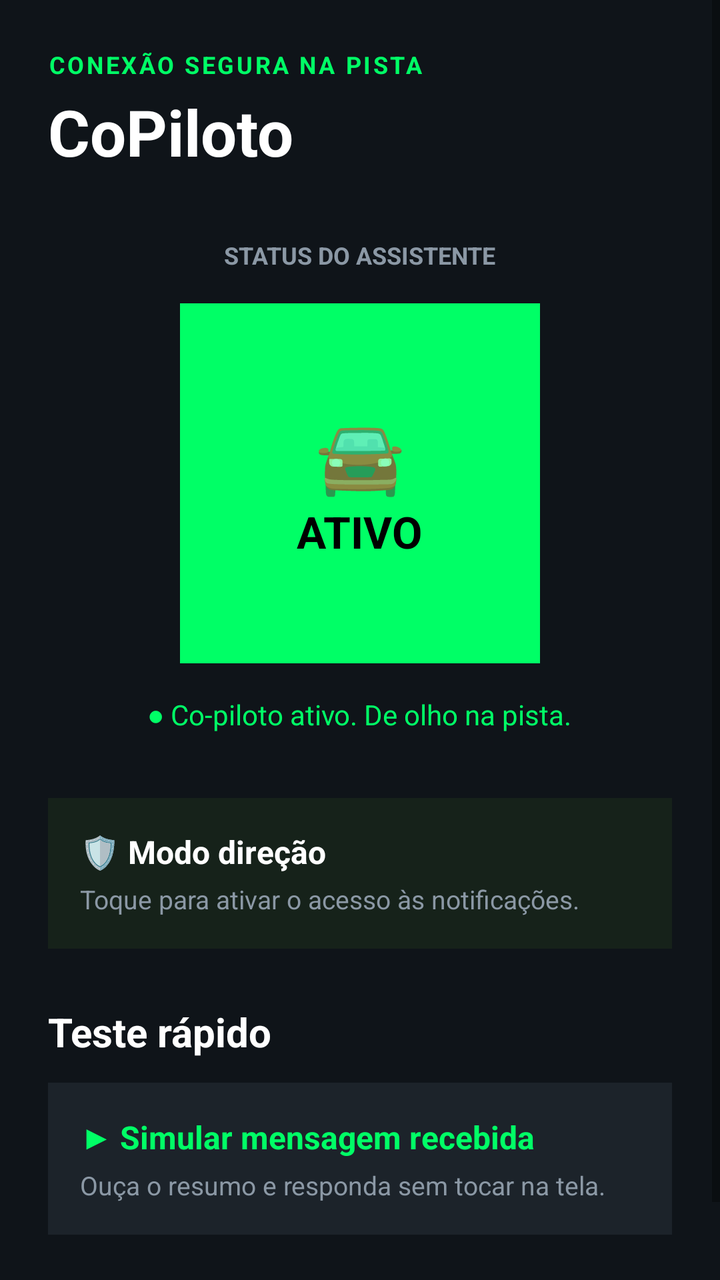
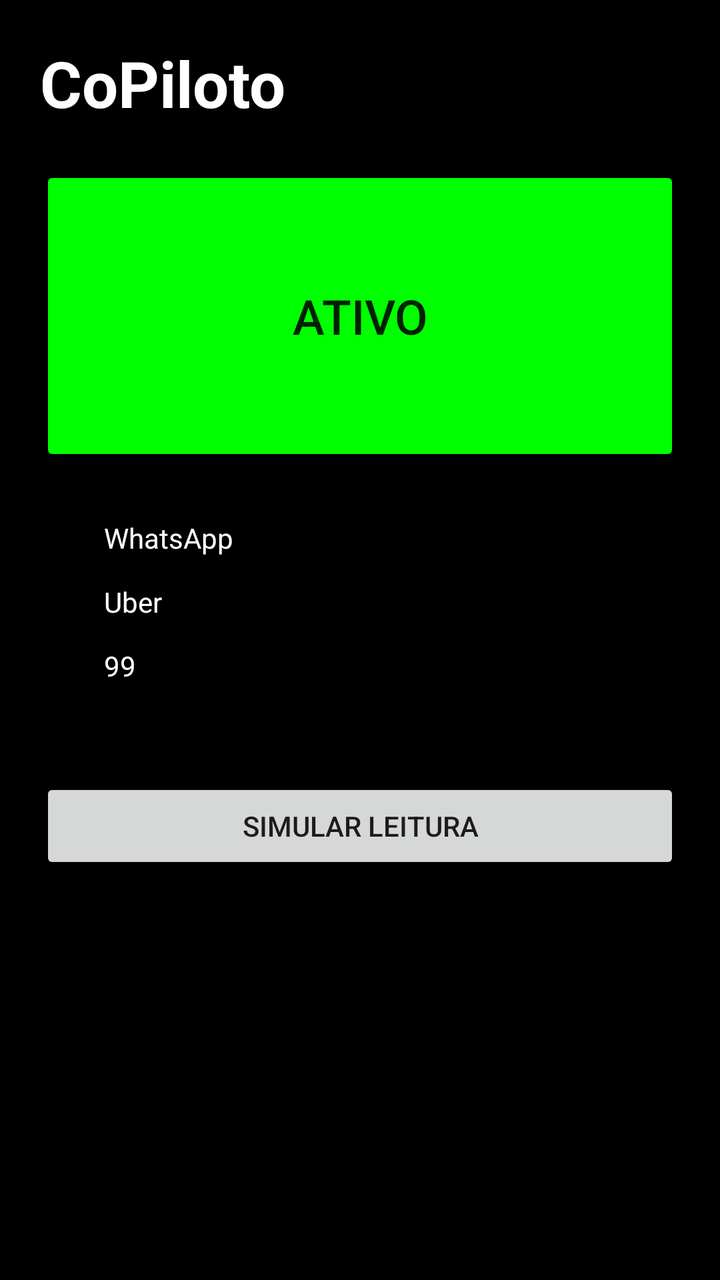

Compare the two renders of this Android layout. The source of the first and the diff that turns it into the second are given below.
<!-- AndroidManifest.xml: application theme Theme.AppCompat.Light.NoActionBar -->
<!-- res/layout/activity_main.xml -->
<?xml version="1.0" encoding="utf-8"?>
<ScrollView xmlns:android="http://schemas.android.com/apk/res/android"
    android:layout_width="match_parent"
    android:layout_height="match_parent"
    android:background="#0F1419"
    android:fillViewport="true">

    <LinearLayout
        android:layout_width="match_parent"
        android:layout_height="wrap_content"
        android:orientation="vertical"
        android:padding="24dp">

        <TextView
            android:layout_width="wrap_content"
            android:layout_height="wrap_content"
            android:text="CONEXÃO SEGURA NA PISTA"
            android:textColor="#00FF66"
            android:textSize="12sp"
            android:textStyle="bold"
            android:letterSpacing="0.1" />

        <TextView
            android:layout_width="wrap_content"
            android:layout_height="wrap_content"
            android:text="CoPiloto"
            android:textColor="#FFFFFF"
            android:textSize="32sp"
            android:textStyle="bold"
            android:layout_marginTop="4dp" />

        <TextView
            android:layout_width="wrap_content"
            android:layout_height="wrap_content"
            android:text="STATUS DO ASSISTENTE"
            android:textColor="#8B98A5"
            android:textSize="12sp"
            android:textStyle="bold"
            android:layout_gravity="center_horizontal"
            android:layout_marginTop="32dp" />

        
        <LinearLayout
            android:layout_width="180dp"
            android:layout_height="180dp"
            android:layout_gravity="center_horizontal"
            android:layout_marginTop="16dp"
            android:background="#00FF66"
            android:gravity="center"
            android:orientation="vertical">

            <TextView
                android:layout_width="wrap_content"
                android:layout_height="wrap_content"
                android:text="🚘"
                android:textSize="36sp" />

            <TextView
                android:layout_width="wrap_content"
                android:layout_height="wrap_content"
                android:text="ATIVO"
                android:textColor="#000000"
                android:textSize="22sp"
                android:textStyle="bold" />
        </LinearLayout>

        <TextView
            android:layout_width="wrap_content"
            android:layout_height="wrap_content"
            android:text="● Co-piloto ativo. De olho na pista."
            android:textColor="#00FF66"
            android:textSize="14sp"
            android:layout_gravity="center_horizontal"
            android:layout_marginTop="16dp" />

        
        <LinearLayout
            android:id="@+id/cardDirectionMode"
            android:layout_width="match_parent"
            android:layout_height="wrap_content"
            android:layout_marginTop="32dp"
            android:background="#16221A"
            android:padding="16dp"
            android:orientation="vertical">

            <TextView
                android:layout_width="wrap_content"
                android:layout_height="wrap_content"
                android:text="🛡️ Modo direção"
                android:textColor="#FFFFFF"
                android:textSize="16sp"
                android:textStyle="bold" />

            <TextView
                android:layout_width="wrap_content"
                android:layout_height="wrap_content"
                android:text="Toque para ativar o acesso às notificações."
                android:textColor="#8B98A5"
                android:textSize="13sp"
                android:layout_marginTop="4dp" />
        </LinearLayout>

        <TextView
            android:layout_width="wrap_content"
            android:layout_height="wrap_content"
            android:text="Teste rápido"
            android:textColor="#FFFFFF"
            android:textSize="20sp"
            android:textStyle="bold"
            android:layout_marginTop="28dp" />

        
        <LinearLayout
            android:id="@+id/btnSimulate"
            android:layout_width="match_parent"
            android:layout_height="wrap_content"
            android:layout_marginTop="12dp"
            android:background="#1C232A"
            android:padding="16dp"
            android:orientation="vertical">

            <TextView
                android:layout_width="wrap_content"
                android:layout_height="wrap_content"
                android:text="▶ Simular mensagem recebida"
                android:textColor="#00FF66"
                android:textSize="16sp"
                android:textStyle="bold" />

            <TextView
                android:layout_width="wrap_content"
                android:layout_height="wrap_content"
                android:text="Ouça o resumo e responda sem tocar na tela."
                android:textColor="#8B98A5"
                android:textSize="13sp"
                android:layout_marginTop="4dp" />
        </LinearLayout>

        <TextView
            android:layout_width="wrap_content"
            android:layout_height="wrap_content"
            android:text="🔊 O áudio é reproduzido em volume confortável"
            android:textColor="#8B98A5"
            android:textSize="12sp"
            android:layout_gravity="center_horizontal"
            android:layout_marginTop="24dp" />

    </LinearLayout>
</ScrollView>
<!-- resources referenced by this layout -->
<resources>

</resources>

<!-- the commit's change to res/layout/activity_main.xml (unified diff, before → after) -->
@@ -1,149 +1,37 @@
 <?xml version="1.0" encoding="utf-8"?>
-<ScrollView xmlns:android="http://schemas.android.com/apk/res/android"
+<LinearLayout xmlns:android="http://schemas.android.com/apk/res/android"
     android:layout_width="match_parent"
     android:layout_height="match_parent"
-    android:background="#0F1419"
-    android:fillViewport="true">
+    android:background="#000000"
+    android:orientation="vertical"
+    android:padding="20dp">
 
-    <LinearLayout
+    <TextView
+        android:layout_width="wrap_content"
+        android:layout_height="wrap_content"
+        android:text="CoPiloto"
+        android:textColor="#FFFFFF"
+        android:textSize="32sp"
+        android:textStyle="bold" />
+
+    <Button
+        android:id="@+id/btnStatus"
+        android:layout_width="match_parent"
+        android:layout_height="150dp"
+        android:layout_marginTop="20dp"
+        android:text="ATIVO"
+        android:textSize="24sp"
+        android:backgroundTint="#00FF00" />
+
+    <CheckBox android:id="@+id/cbWhatsapp" android:layout_width="wrap_content" android:layout_height="wrap_content" android:text="WhatsApp" android:textColor="#FFFFFF" android:layout_marginTop="20dp"/>
+    <CheckBox android:id="@+id/cbUber" android:layout_width="wrap_content" android:layout_height="wrap_content" android:text="Uber" android:textColor="#FFFFFF" />
+    <CheckBox android:id="@+id/cb99" android:layout_width="wrap_content" android:layout_height="wrap_content" android:text="99" android:textColor="#FFFFFF" />
+
+    <Button
+        android:id="@+id/btnSimular"
         android:layout_width="match_parent"
         android:layout_height="wrap_content"
-        android:orientation="vertical"
-        android:padding="24dp">
+        android:layout_marginTop="40dp"
+        android:text="Simular Leitura" />
 
-        <TextView
-            android:layout_width="wrap_content"
-            android:layout_height="wrap_content"
-            android:text="CONEXÃO SEGURA NA PISTA"
-            android:textColor="#00FF66"
-            android:textSize="12sp"
-            android:textStyle="bold"
-            android:letterSpacing="0.1" />
-
-        <TextView
-            android:layout_width="wrap_content"
-            android:layout_height="wrap_content"
-            android:text="CoPiloto"
-            android:textColor="#FFFFFF"
-            android:textSize="32sp"
-            android:textStyle="bold"
-            android:layout_marginTop="4dp" />
-
-        <TextView
-            android:layout_width="wrap_content"
-            android:layout_height="wrap_content"
-            android:text="STATUS DO ASSISTENTE"
-            android:textColor="#8B98A5"
-            android:textSize="12sp"
-            android:textStyle="bold"
-            android:layout_gravity="center_horizontal"
-            android:layout_marginTop="32dp" />
-
-        
-        <LinearLayout
-            android:layout_width="180dp"
-            android:layout_height="180dp"
-            android:layout_gravity="center_horizontal"
-            android:layout_marginTop="16dp"
-            android:background="#00FF66"
-            android:gravity="center"
-            android:orientation="vertical">
-
-            <TextView
-                android:layout_width="wrap_content"
-                android:layout_height="wrap_content"
-                android:text="🚘"
-                android:textSize="36sp" />
-
-            <TextView
-                android:layout_width="wrap_content"
-                android:layout_height="wrap_content"
-                android:text="ATIVO"
-                android:textColor="#000000"
-                android:textSize="22sp"
-                android:textStyle="bold" />
-        </LinearLayout>
-
-        <TextView
-            android:layout_width="wrap_content"
-            android:layout_height="wrap_content"
-            android:text="● Co-piloto ativo. De olho na pista."
-            android:textColor="#00FF66"
-            android:textSize="14sp"
-            android:layout_gravity="center_horizontal"
-            android:layout_marginTop="16dp" />
-
-        
-        <LinearLayout
-            android:id="@+id/cardDirectionMode"
-            android:layout_width="match_parent"
-            android:layout_height="wrap_content"
-            android:layout_marginTop="32dp"
-            android:background="#16221A"
-            android:padding="16dp"
-            android:orientation="vertical">
-
-            <TextView
-                android:layout_width="wrap_content"
-                android:layout_height="wrap_content"
-                android:text="🛡️ Modo direção"
-                android:textColor="#FFFFFF"
-                android:textSize="16sp"
-                android:textStyle="bold" />
-
-            <TextView
-                android:layout_width="wrap_content"
-                android:layout_height="wrap_content"
-                android:text="Toque para ativar o acesso às notificações."
-                android:textColor="#8B98A5"
-                android:textSize="13sp"
-                android:layout_marginTop="4dp" />
-        </LinearLayout>
-
-        <TextView
-            android:layout_width="wrap_content"
-            android:layout_height="wrap_content"
-            android:text="Teste rápido"
-            android:textColor="#FFFFFF"
-            android:textSize="20sp"
-            android:textStyle="bold"
-            android:layout_marginTop="28dp" />
-
-        
-        <LinearLayout
-            android:id="@+id/btnSimulate"
-            android:layout_width="match_parent"
-            android:layout_height="wrap_content"
-            android:layout_marginTop="12dp"
-            android:background="#1C232A"
-            android:padding="16dp"
-            android:orientation="vertical">
-
-            <TextView
-                android:layout_width="wrap_content"
-                android:layout_height="wrap_content"
-                android:text="▶ Simular mensagem recebida"
-                android:textColor="#00FF66"
-                android:textSize="16sp"
-                android:textStyle="bold" />
-
-            <TextView
-                android:layout_width="wrap_content"
-                android:layout_height="wrap_content"
-                android:text="Ouça o resumo e responda sem tocar na tela."
-                android:textColor="#8B98A5"
-                android:textSize="13sp"
-                android:layout_marginTop="4dp" />
-        </LinearLayout>
-
-        <TextView
-            android:layout_width="wrap_content"
-            android:layout_height="wrap_content"
-            android:text="🔊 O áudio é reproduzido em volume confortável"
-            android:textColor="#8B98A5"
-            android:textSize="12sp"
-            android:layout_gravity="center_horizontal"
-            android:layout_marginTop="24dp" />
-
-    </LinearLayout>
-</ScrollView>
+</LinearLayout>
